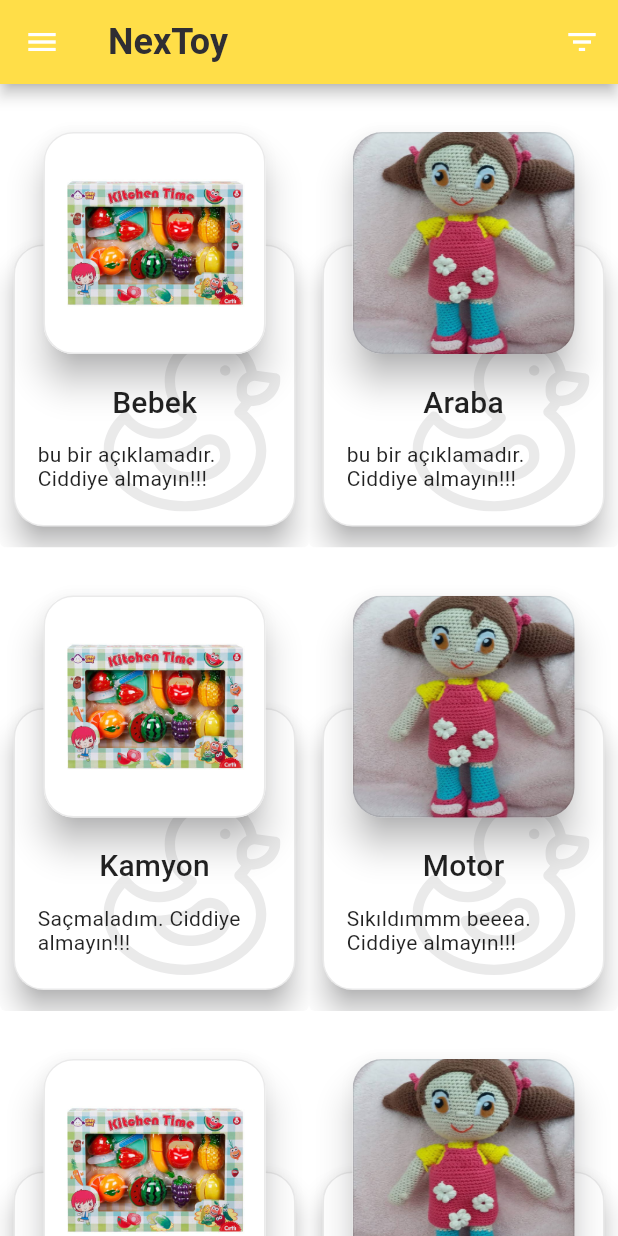
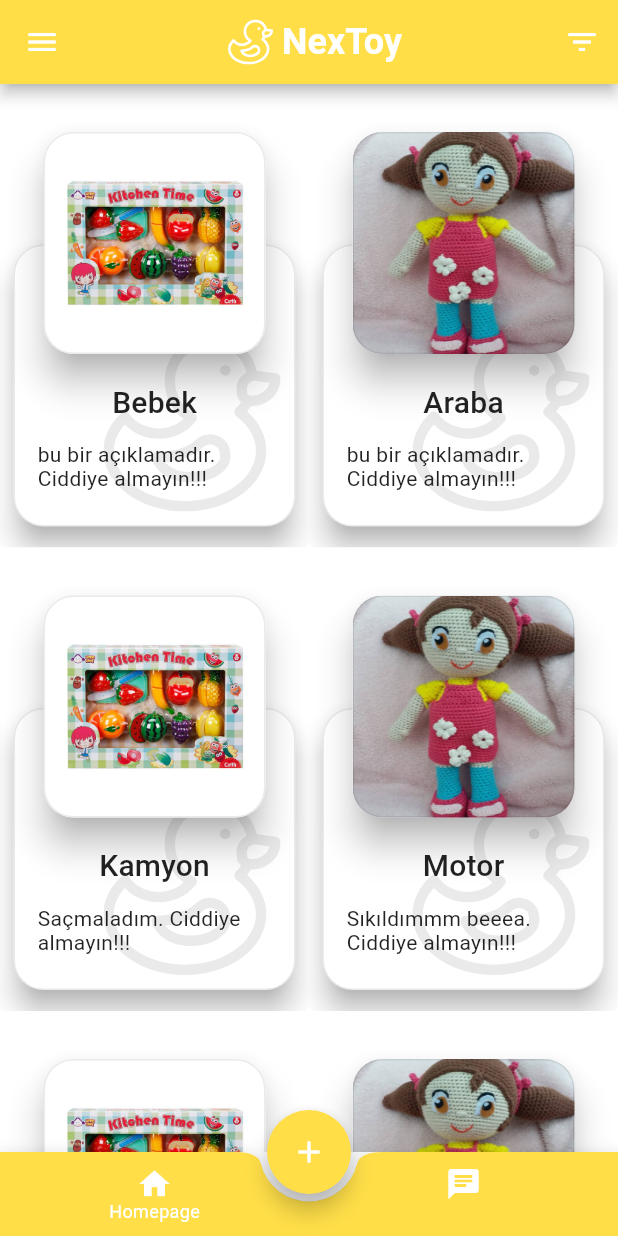
Before and after one commit to NexToys/NexToyMobile, a Flutter app: the screen it shows after launch, on a phone screen of 412 x 824 dp. Run offline on Flutter 3.47's test engine with Material 2 defaults, Android fonts, the phone set to English and light mode, and no system bars; our stand-ins replace easy_localization, flutter_svg, google_fonts; project files that could hold a hidden picture were left out.

Commit message:
CutomNavBar added

```diff
--- a/assets/lang/en-US.json
+++ b/assets/lang/en-US.json
@@ -1,4 +1,6 @@
 {
   "DARK": "Dark",
-  "LIGHT": "Light"
+  "LIGHT": "Light",
+  "homepage":"Homepage",
+  "chat":"Chat"
 }
--- a/assets/lang/tr-TR.json
+++ b/assets/lang/tr-TR.json
@@ -1,4 +1,6 @@
 {
   "DARK": "Siyah",
-  "LIGHT": "Acik"
+  "LIGHT": "Acik",
+  "homepage":"Anasayfa",
+  "chat":"Sohbet"
 }
--- a/lib/Core/Constants/App/color.dart
+++ b/lib/Core/Constants/App/color.dart
@@ -2,8 +2,8 @@ import 'package:flutter/material.dart';
 
 class AppColors {
   static const kDartGrey = Color(0xFF8A8884);
-  static const kGreen = Color(0xFFFFDE48);
-  static const kLightGrey = Color(0xFFBEB4B4);
+  static const kYellow = Color(0xFFFFDE48);
+  static const kLightGrey = Color(0xFFbbbbbb);
   static const kBlack = Color(0xFF2F2E33);
   static const kWhite = Color(0xFFFFFFFF);
 }
--- a/lib/Core/Theme/darktheme.dart
+++ b/lib/Core/Theme/darktheme.dart
@@ -6,8 +6,8 @@ import 'textTheme.dart';
 final ThemeData darkTheme = ThemeData(
   brightness: Brightness.dark,
   backgroundColor: AppColors.kBlack,
-  primaryColor: AppColors.kWhite,
-  accentColor: AppColors.kGreen,
+  primaryColor: AppColors.kLightGrey,
+  accentColor: AppColors.kYellow,
   scaffoldBackgroundColor: AppColors.kBlack,
   textTheme: robototexttheme,
 );
--- a/lib/Core/Theme/lighttheme.dart
+++ b/lib/Core/Theme/lighttheme.dart
@@ -6,7 +6,7 @@ import 'textTheme.dart';
 final ThemeData lightTheme = ThemeData(
   brightness: Brightness.light,
   backgroundColor: AppColors.kWhite,
-  primaryColor: AppColors.kGreen,
+  primaryColor: AppColors.kYellow,
   accentColor: AppColors.kBlack,
   scaffoldBackgroundColor: AppColors.kWhite,
   textTheme: robototexttheme,
--- /dev/null
+++ b/lib/Views/Chat/chat_view.dart
@@ -0,0 +1,17 @@
+import 'package:flutter/material.dart';
+
+class ChatView extends StatefulWidget {
+  @override
+  _ChatViewState createState() => _ChatViewState();
+}
+
+class _ChatViewState extends State<ChatView> {
+  @override
+  Widget build(BuildContext context) {
+    return Scaffold(
+      body: Center(
+        child: Text("Chat"),
+      ),
+    );
+  }
+}
--- /dev/null
+++ b/lib/Views/CustomNavBar/custom_nav_bar.dart
@@ -0,0 +1,110 @@
+import 'package:NexToyMobile/Core/Extension/context_extension.dart';
+import 'package:NexToyMobile/Core/Extension/string_extension.dart';
+import 'package:NexToyMobile/Views/Chat/chat_view.dart';
+import 'package:NexToyMobile/Views/Home/View/home_view.dart';
+import 'package:NexToyMobile/Widgets/bottom_panel.dart';
+import 'package:flutter/material.dart';
+import 'package:flutter_svg/flutter_svg.dart';
+
+class CustomNavBar extends StatefulWidget {
+  @override
+  _CustomNavBarState createState() => _CustomNavBarState();
+}
+
+class _CustomNavBarState extends State<CustomNavBar> {
+  int _index = 0;
+  List<Widget> _pages = [HomeView(), ChatView()];
+  @override
+  Widget build(BuildContext context) {
+    return Scaffold(
+      appBar: buildAppBar(context),
+      body: _pages.elementAt(_index),
+      floatingActionButtonLocation: FloatingActionButtonLocation.centerDocked,
+      floatingActionButton: buildFloatingActionButton(),
+      bottomNavigationBar: buildBottomAppBar(),
+    );
+  }
+
+  FloatingActionButton buildFloatingActionButton() {
+    return FloatingActionButton(
+      backgroundColor: context.theme.primaryColor,
+      child: Icon(Icons.add),
+      onPressed: () {},
+    );
+  }
+
+  BottomAppBar buildBottomAppBar() {
+    return BottomAppBar(
+      notchMargin: 5,
+      clipBehavior: Clip.antiAlias,
+      shape: CircularNotchedRectangle(),
+      child: BottomNavigationBar(
+        backgroundColor: context.theme.primaryColor,
+        currentIndex: _index,
+        selectedFontSize: 12,
+        unselectedFontSize: 0,
+        selectedItemColor: context.theme.backgroundColor,
+        unselectedItemColor: context.theme.backgroundColor,
+        onTap: (value) => _change(value),
+        items: [
+          BottomNavigationBarItem(
+              icon: Icon(Icons.home), label: "homepage".locale),
+          BottomNavigationBarItem(icon: Icon(Icons.chat), label: "chat".locale),
+        ],
+      ),
+    );
+  }
+
+  AppBar buildAppBar(BuildContext context) {
+    return AppBar(
+      centerTitle: true,
+      leading: IconButton(
+          icon: Icon(
+            Icons.menu,
+            color: context.theme.backgroundColor,
+          ),
+          onPressed: () {
+            showModalBottomSheet(
+              context: context,
+              builder: (context) {
+                return BottomSheetPanelBody();
+              },
+            );
+          }),
+      title: Row(
+        mainAxisAlignment: MainAxisAlignment.center,
+        children: [
+          SizedBox(
+            height: 30,
+            width: 30,
+            child: SvgPicture.asset(
+              "assets/svg/rubber-duck.svg",
+              color: context.theme.backgroundColor,
+            ),
+          ),
+          SizedBox(width: 6),
+          Text(
+            "NexToy",
+            style: context.textTheme.headline5.copyWith(
+                color: context.theme.backgroundColor,
+                fontWeight: FontWeight.bold),
+          ),
+        ],
+      ),
+      actions: [
+        IconButton(
+            icon: Icon(
+              Icons.filter_list_outlined,
+              color: context.theme.backgroundColor,
+            ),
+            onPressed: () {})
+      ],
+    );
+  }
+
+  _change(int value) {
+    setState(() {
+      _index = value;
+    });
+  }
+}
--- a/lib/Views/Home/View/home_view.dart
+++ b/lib/Views/Home/View/home_view.dart
@@ -2,7 +2,6 @@ import 'package:NexToyMobile/Core/Extension/context_extension.dart';
 import 'package:NexToyMobile/Views/Detail/View/detail_view.dart';
 import 'package:NexToyMobile/Views/Home/Model/toyModel.dart';
 import 'package:NexToyMobile/Views/Home/Widgets/toy_card.dart';
-import 'package:NexToyMobile/Widgets/bottom_panel.dart';
 import 'package:animations/animations.dart';
 import 'package:flutter/material.dart';
 
@@ -15,7 +14,6 @@ class _HomeViewState extends State<HomeView> {
   @override
   Widget build(BuildContext context) {
     return Scaffold(
-      appBar: buildAppBar(context),
       body: GridView.builder(
         gridDelegate: SliverGridDelegateWithFixedCrossAxisCount(
           crossAxisCount: 2,
@@ -26,37 +24,6 @@ class _HomeViewState extends State<HomeView> {
           return buildOpenContainer(toys[index]);
         },
       ),
-    );
-  }
-
-  AppBar buildAppBar(BuildContext context) {
-    return AppBar(
-      leading: IconButton(
-          icon: Icon(
-            Icons.menu,
-            color: context.theme.backgroundColor,
-          ),
-          onPressed: () {
-            showModalBottomSheet(
-              context: context,
-              builder: (context) {
-                return BottomSheetPanelBody();
-              },
-            );
-          }),
-      title: Text(
-        "NexToy",
-        style: context.textTheme.headline5.copyWith(
-            color: context.theme.accentColor, fontWeight: FontWeight.bold),
-      ),
-      actions: [
-        IconButton(
-            icon: Icon(
-              Icons.filter_list_outlined,
-              color: context.theme.backgroundColor,
-            ),
-            onPressed: () {})
-      ],
     );
   }
 
--- a/lib/Widgets/duckWidget.dart
+++ b/lib/Widgets/duckWidget.dart
@@ -3,9 +3,8 @@ import 'package:flutter/material.dart';
 import 'package:flutter_svg/svg.dart';
 
 class Duck extends StatelessWidget {
-  const Duck({
-    Key key,
-  }) : super(key: key);
+  final double opacity;
+  const Duck({Key key, this.opacity = 0.1}) : super(key: key);
 
   @override
   Widget build(BuildContext context) {
@@ -13,7 +12,7 @@ class Duck extends StatelessWidget {
       aspectRatio: 1 / 1,
       child: SvgPicture.asset(
         "assets/svg/rubber-duck.svg",
-        color: context.theme.accentColor.withOpacity(.1),
+        color: context.theme.accentColor.withOpacity(opacity),
       ),
     );
   }
--- a/lib/main.dart
+++ b/lib/main.dart
@@ -3,7 +3,7 @@ import 'package:NexToyMobile/Core/Localization/language_service.dart';
 import 'package:NexToyMobile/Core/Navigation/navigation_service.dart';
 import 'package:NexToyMobile/Core/Notifier/app_provider.dart';
 import 'package:NexToyMobile/Core/Notifier/theme_provider.dart';
-import 'package:NexToyMobile/Views/Home/View/home_view.dart';
+import 'package:NexToyMobile/Views/CustomNavBar/custom_nav_bar.dart';
 import 'package:easy_localization/easy_localization.dart';
 import 'package:flutter/material.dart';
 import 'package:provider/provider.dart';
@@ -28,7 +28,7 @@ class MyApp extends StatelessWidget {
       localizationsDelegates: context.localizationDelegates,
       navigatorKey: NavigatorService().navigatorKey,
       theme: Provider.of<ThemeProvider>(context).getTheme,
-      home: HomeView(),
+      home: CustomNavBar(),
     );
   }
 }
```
Also changed, not shown: assets/svg/bear.svg (added).
